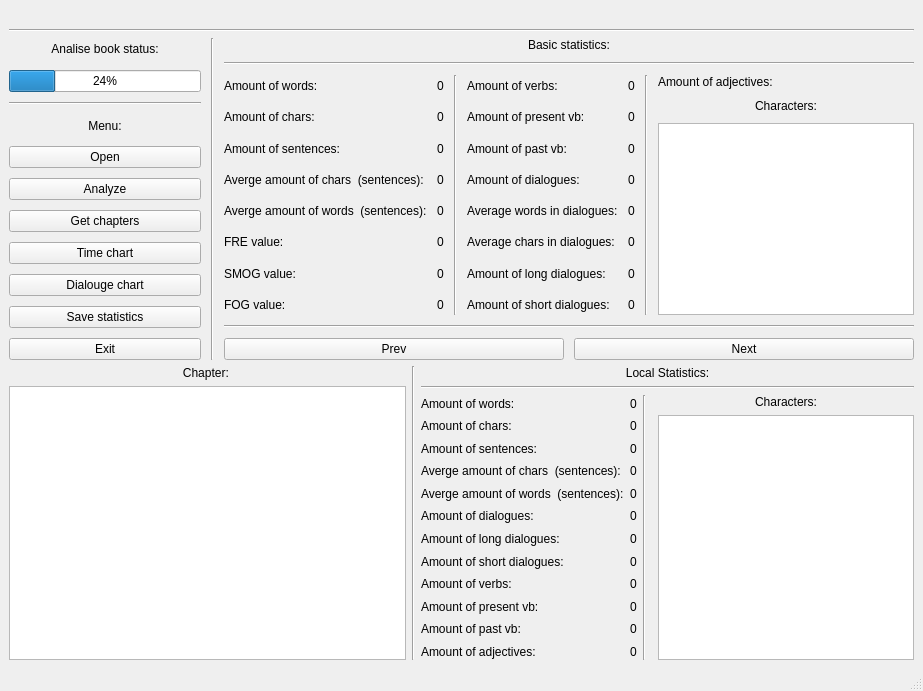
Before: the Qt Designer form MachineBookExtract/gui/TestUI.ui in pawo97/MachineBookExtract, drawn with Qt 5.
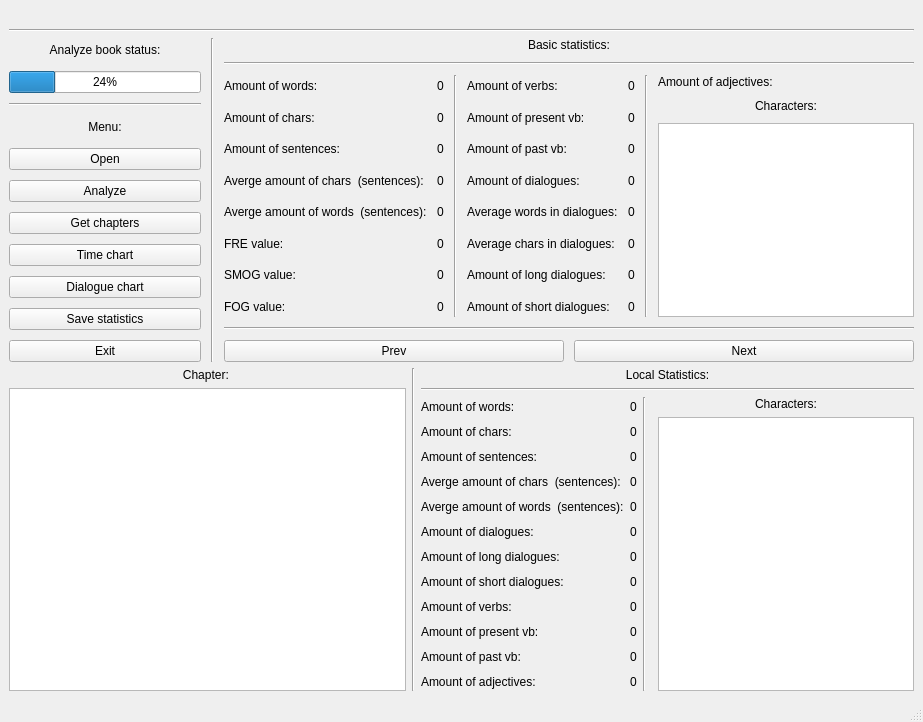
After: the same form once the commit is applied.

```diff
--- a/MachineBookExtract/gui/TestUI.ui
+++ b/MachineBookExtract/gui/TestUI.ui
@@ -7,7 +7,7 @@
     <x>0</x>
     <y>0</y>
     <width>923</width>
-    <height>691</height>
+    <height>722</height>
    </rect>
   </property>
   <property name="windowTitle">
@@ -54,7 +54,7 @@
         <item>
          <widget class="QLabel" name="label">
           <property name="text">
-           <string>Analise book status:</string>
+           <string>Analyze book status:</string>
           </property>
           <property name="alignment">
            <set>Qt::AlignCenter</set>
@@ -116,7 +116,7 @@
         <item>
          <widget class="QPushButton" name="pushButton_9">
           <property name="text">
-           <string>Dialouge chart</string>
+           <string>Dialogue chart</string>
           </property>
          </widget>
         </item>
```
